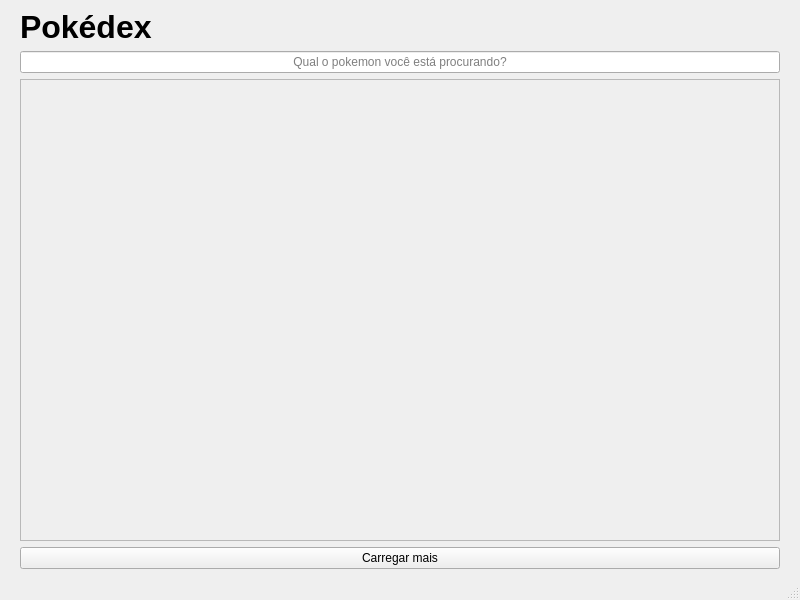
Qt form view/main_window.ui (ozzysp/pokedex) before a commit.
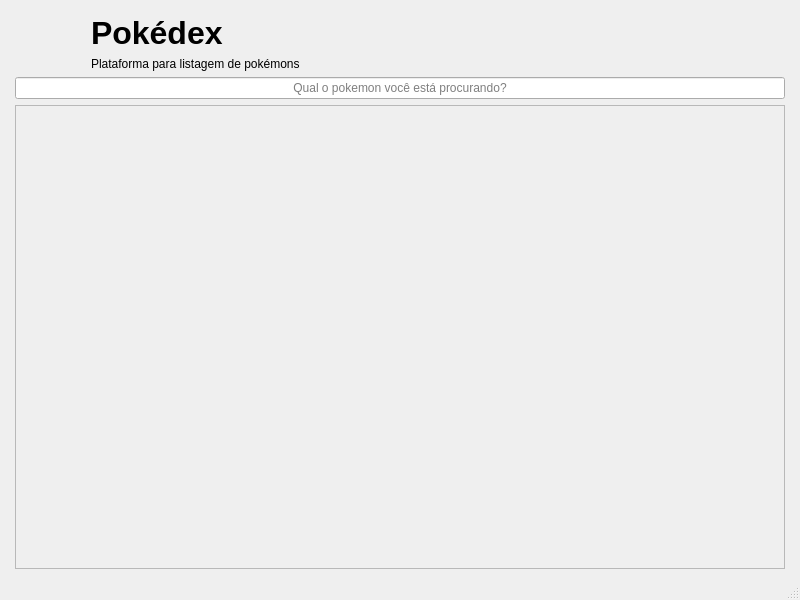
The same form after that commit. Icons and pictures are not drawn.

Diff of the .ui file:
```diff
--- a/view/main_window.ui
+++ b/view/main_window.ui
@@ -14,16 +14,42 @@
    <string>MainWindow</string>
   </property>
   <widget class="QWidget" name="centralwidget">
-   <layout class="QVBoxLayout" name="verticalLayout">
+   <layout class="QVBoxLayout" name="verticalLayout_3">
     <property name="leftMargin">
-     <number>20</number>
+     <number>15</number>
     </property>
     <property name="topMargin">
-     <number>9</number>
+     <number>15</number>
     </property>
     <property name="rightMargin">
-     <number>20</number>
+     <number>15</number>
     </property>
+    <property name="bottomMargin">
+     <number>9</number>
+    </property>
+    <item>
+     <layout class="QHBoxLayout" name="horizontalLayout">
+      <item>
+       <widget class="QLabel" name="label_2">
+        <property name="maximumSize">
+         <size>
+          <width>70</width>
+          <height>70</height>
+         </size>
+        </property>
+        <property name="text">
+         <string/>
+        </property>
+        <property name="pixmap">
+         <pixmap>../assets/logo/logo.png</pixmap>
+        </property>
+        <property name="scaledContents">
+         <bool>true</bool>
+        </property>
+       </widget>
+      </item>
+      <item>
+       <layout class="QVBoxLayout" name="verticalLayout">
     <item>
      <widget class="QLabel" name="label">
       <property name="font">
@@ -35,10 +61,39 @@
       <property name="text">
        <string>Pokédex</string>
       </property>
+          <property name="textFormat">
+           <enum>Qt::PlainText</enum>
+          </property>
+          <property name="scaledContents">
+           <bool>true</bool>
+          </property>
+          <property name="alignment">
+           <set>Qt::AlignLeading|Qt::AlignLeft|Qt::AlignVCenter</set>
+          </property>
+          <property name="wordWrap">
+           <bool>false</bool>
+          </property>
      </widget>
     </item>
     <item>
-     <widget class="QLineEdit" name="lineEdit">
+         <widget class="QLabel" name="label_3">
+          <property name="text">
+           <string>Plataforma para listagem de pokémons</string>
+          </property>
+         </widget>
+        </item>
+       </layout>
+      </item>
+     </layout>
+    </item>
+    <item>
+     <widget class="QLineEdit" name="buscar_poke">
+      <property name="focusPolicy">
+       <enum>Qt::ClickFocus</enum>
+      </property>
+      <property name="frame">
+       <bool>true</bool>
+      </property>
       <property name="alignment">
        <set>Qt::AlignCenter</set>
       </property>
@@ -60,7 +115,7 @@
         <rect>
          <x>0</x>
          <y>0</y>
-         <width>758</width>
+         <width>768</width>
          <height>20</height>
         </rect>
        </property>
@@ -78,13 +133,6 @@
       </widget>
      </widget>
     </item>
-    <item>
-     <widget class="QPushButton" name="pushButton">
-      <property name="text">
-       <string>Carregar mais</string>
-      </property>
-     </widget>
-    </item>
    </layout>
   </widget>
   <widget class="QMenuBar" name="menubar">
```
Left out of the diff: 4 changed lines with no effect on the pictures. Lines whose indentation alone changed are shown as unchanged.
